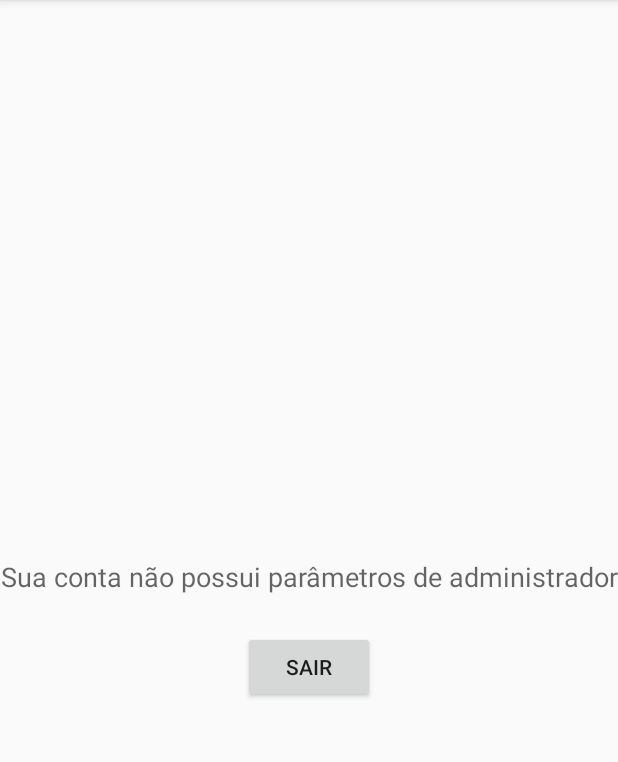
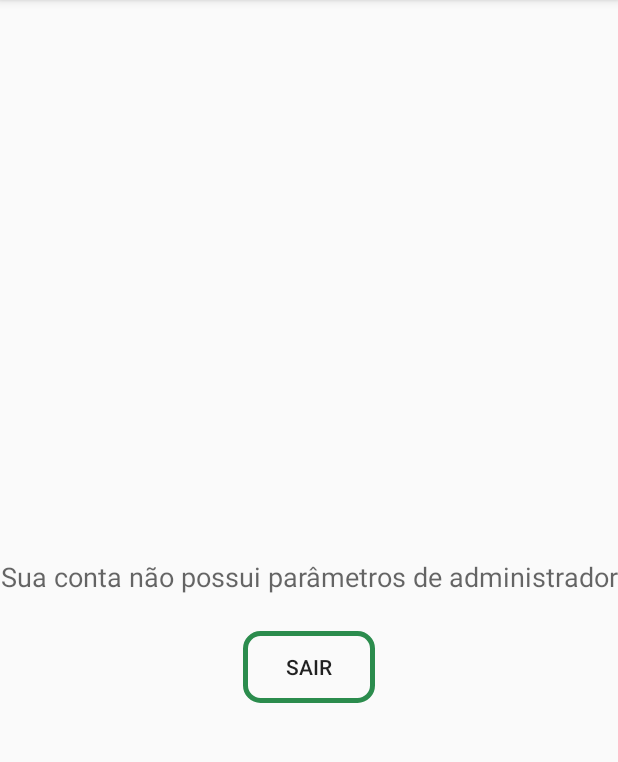
Before and after one commit to n-a-sistemas/ProjetoMobileTST, an Android app: the screen it shows after launch once a user with an empty profile is signed in (SairActivity), on a phone screen of 412 x 824 dp, the part 84-846 px from its top. Run offline under Robolectric (Android 15) with nearby library versions, the light colour scheme and no system bars; our stand-ins replace Firebase (no records; nobody signed in at launch, a user with empty details on screens opened directly); libraries missing offline, so code that uses them is left out: com.firebase.ui; 4 statements that could not run were skipped.

Commit message:
99,3% concluído

```diff
--- a/app/src/main/res/layout/activity_main.xml
+++ b/app/src/main/res/layout/activity_main.xml
@@ -34,9 +34,12 @@
 
     <Button
         android:id="@+id/btn_ponto"
-        android:layout_width="wrap_content"
+        android:layout_width="0dp"
         android:layout_height="wrap_content"
+        android:layout_marginStart="96dp"
+        android:layout_marginEnd="96dp"
         android:layout_marginBottom="24dp"
+        android:background="@drawable/box"
         android:enabled="false"
         android:onClick="retirarPonto"
         android:text="@string/btn_pesquisa"
--- a/app/src/main/res/layout/activity_sair.xml
+++ b/app/src/main/res/layout/activity_sair.xml
@@ -22,6 +22,7 @@
         android:layout_width="wrap_content"
         android:layout_height="wrap_content"
         android:layout_marginTop="24dp"
+        android:background="@drawable/box"
         android:onClick="sair"
         android:text="@string/btn_expulso"
         app:layout_constraintEnd_toEndOf="parent"
```
